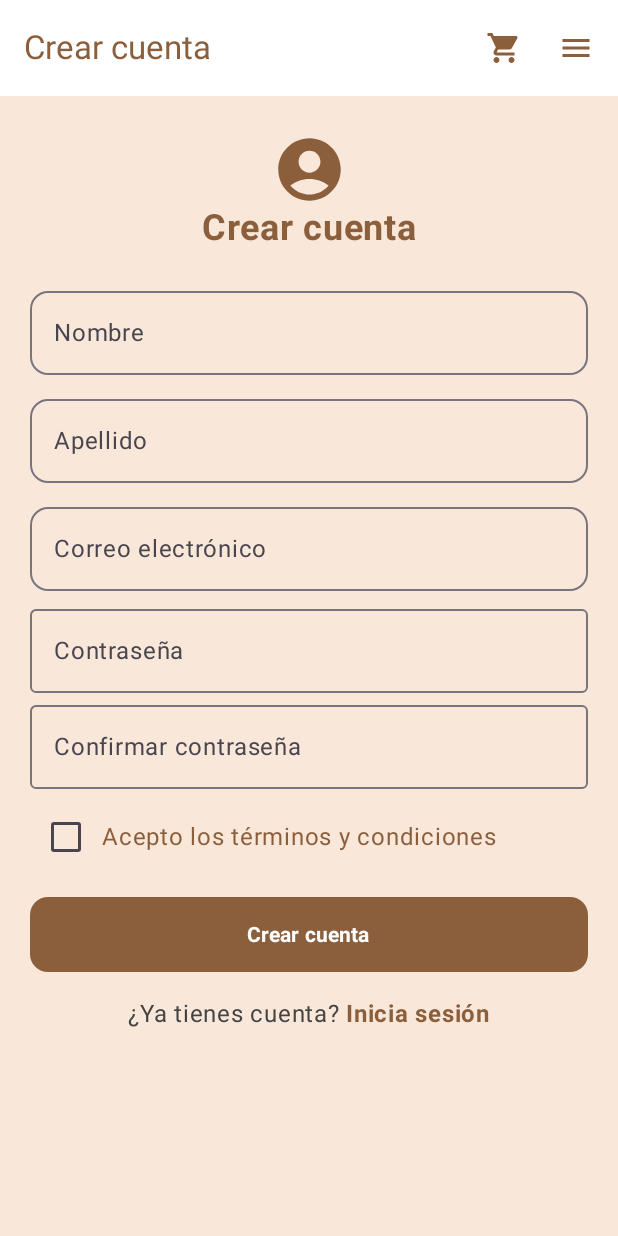
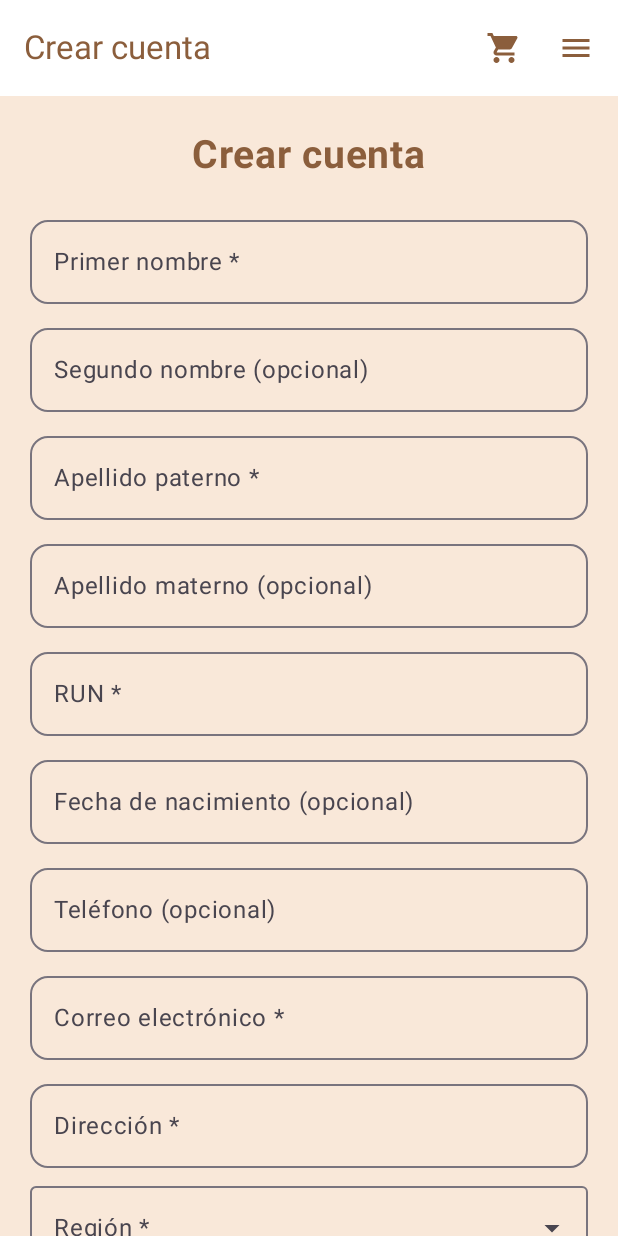
Before and after one commit to Felipe-Ahumada/Pasteleria_APP, an Android app built with Jetpack Compose: the RegisterScreen screen opened through its navigation route, on a phone screen of 412 x 824 dp. Run offline under Robolectric (Android 15) with nearby library versions, the phone set to English and light mode, and no system bars; our stand-ins replace Dagger/Hilt's generated code, Room's generated code.

```diff
--- a/app/src/main/java/com/pasteleria_app/pasteleria_app/presentation/ui/screens/RegisterScreen.kt
+++ b/app/src/main/java/com/pasteleria_app/pasteleria_app/presentation/ui/screens/RegisterScreen.kt
@@ -6,7 +6,6 @@ import androidx.compose.foundation.layout.*
 import androidx.compose.foundation.rememberScrollState
 import androidx.compose.foundation.shape.RoundedCornerShape
 import androidx.compose.foundation.verticalScroll
-import androidx.compose.material.icons.Icons
 import androidx.compose.material3.*
 import androidx.compose.runtime.*
 import androidx.compose.ui.Alignment
@@ -21,7 +20,7 @@ import com.pasteleria_app.pasteleria_app.presentation.ui.components.PasteleriaSc
 import com.pasteleria_app.pasteleria_app.presentation.ui.viewmodel.CarritoViewModel
 import com.pasteleria_app.pasteleria_app.presentation.ui.viewmodel.UsuarioViewModel
 import kotlinx.coroutines.launch
-import androidx.compose.material.icons.filled.AccountCircle
+
 @OptIn(ExperimentalMaterial3Api::class)
 @Composable
 fun RegisterScreen(
@@ -32,20 +31,35 @@ fun RegisterScreen(
     onOpenCarrito: () -> Unit = {},
     onOpenLogin: () -> Unit = {},
     carritoViewModel: CarritoViewModel? = null,
-    usuarioViewModel: UsuarioViewModel = hiltViewModel() // ✅ obtenemos el viewmodel
+    usuarioViewModel: UsuarioViewModel = hiltViewModel()
 ) {
     val crema = MaterialTheme.colorScheme.background
     val marron = MaterialTheme.colorScheme.primary
+    val scope = rememberCoroutineScope()
+    val snackbarHostState = remember { SnackbarHostState() }
 
-    val scope = rememberCoroutineScope() // ✅ para corrutinas
-    val snackbarHostState = remember { SnackbarHostState() } // ✅ para mensajes visuales
-
-    var nombre by remember { mutableStateOf("") }
+    // 🧁 Campos del formulario
+    var primerNombre by remember { mutableStateOf("") }
+    var segundoNombre by remember { mutableStateOf("") }
     var apellidoPaterno by remember { mutableStateOf("") }
+    var apellidoMaterno by remember { mutableStateOf("") }
+    var run by remember { mutableStateOf("") }
+    var fechaNacimiento by remember { mutableStateOf("") }
+    var telefono by remember { mutableStateOf("") }
     var correo by remember { mutableStateOf("") }
+    var direccion by remember { mutableStateOf("") }
     var contrasena by remember { mutableStateOf("") }
     var confirmarContrasena by remember { mutableStateOf("") }
+    var codigoBienvenida by remember { mutableStateOf("") }
     var aceptaTerminos by remember { mutableStateOf(false) }
+
+    // 🗺️ Región y comuna
+    val regiones = listOf("Biobío")
+    val comunas = listOf("Concepción", "Talcahuano", "Hualpén")
+    var regionSeleccionada by remember { mutableStateOf("") }
+    var comunaSeleccionada by remember { mutableStateOf("") }
+    var expandRegion by remember { mutableStateOf(false) }
+    var expandComuna by remember { mutableStateOf(false) }
 
     PasteleriaScaffold(
         title = "Crear cuenta",
@@ -56,7 +70,12 @@ fun RegisterScreen(
         onOpenCarrito = onOpenCarrito,
         carritoViewModel = carritoViewModel
     ) { padding ->
-        Box(modifier = Modifier.fillMaxSize().background(crema).padding(padding)) {
+        Box(
+            modifier = Modifier
+                .fillMaxSize()
+                .background(crema)
+                .padding(padding)
+        ) {
             Column(
                 modifier = Modifier
                     .fillMaxSize()
@@ -64,29 +83,100 @@ fun RegisterScreen(
                     .padding(horizontal = 20.dp, vertical = 24.dp),
                 horizontalAlignment = Alignment.CenterHorizontally
             ) {
-                Icon(
-                    imageVector = Icons.Default.AccountCircle,
-                    contentDescription = "Crear cuenta",
-                    tint = marron,
-                    modifier = Modifier.size(50.dp)
-                )
-
+                // 🧾 Título
                 Text(
                     text = "Crear cuenta",
-                    fontSize = 24.sp,
+                    fontSize = 26.sp,
                     fontWeight = FontWeight.Bold,
                     color = marron,
                     modifier = Modifier.padding(bottom = 16.dp)
                 )
 
-                campo("Nombre", "Ej: María", nombre) { nombre = it }
-                campo("Apellido", "Ej: Pérez", apellidoPaterno) { apellidoPaterno = it }
-                campo("Correo electrónico", "usuario@dominio.com", correo) { correo = it }
+                // 🧍 Datos personales
+                campo("Primer nombre *", "Ej: María", primerNombre) { primerNombre = it }
+                campo("Segundo nombre (opcional)", "Ej: Luisa", segundoNombre) { segundoNombre = it }
+                campo("Apellido paterno *", "Ej: Pérez", apellidoPaterno) { apellidoPaterno = it }
+                campo("Apellido materno (opcional)", "Ej: González", apellidoMaterno) { apellidoMaterno = it }
+                campo("RUN *", "Ej: 19011022K", run) { run = it }
 
+                campo("Fecha de nacimiento (opcional)", "dd/mm/aaaa", fechaNacimiento) { fechaNacimiento = it }
+                campo("Teléfono (opcional)", "+56 9 1234 5678", telefono) { telefono = it }
+
+                // 📬 Dirección y contacto
+                campo("Correo electrónico *", "usuario@dominio.com", correo) { correo = it }
+                campo("Dirección *", "Calle 123", direccion) { direccion = it }
+
+                // Región
+                ExposedDropdownMenuBox(
+                    expanded = expandRegion,
+                    onExpandedChange = { expandRegion = !expandRegion }
+                ) {
+                    OutlinedTextField(
+                        value = regionSeleccionada,
+                        onValueChange = {},
+                        readOnly = true,
+                        label = { Text("Región *") },
+                        trailingIcon = { ExposedDropdownMenuDefaults.TrailingIcon(expanded = expandRegion) },
+                        modifier = Modifier
+                            .menuAnchor()
+                            .fillMaxWidth()
+                    )
+                    ExposedDropdownMenu(
+                        expanded = expandRegion,
+                        onDismissRequest = { expandRegion = false }
+                    ) {
+                        regiones.forEach { region ->
+                            DropdownMenuItem(
+                                text = { Text(region) },
+                                onClick = {
+                                    regionSeleccionada = region
+                                    expandRegion = false
+                                }
+                            )
+                        }
+                    }
+                }
+
+                Spacer(modifier = Modifier.height(8.dp))
+
+                // Comuna
+                ExposedDropdownMenuBox(
+                    expanded = expandComuna,
+                    onExpandedChange = { expandComuna = !expandComuna }
+                ) {
+                    OutlinedTextField(
+                        value = comunaSeleccionada,
+                        onValueChange = {},
+                        readOnly = true,
+                        label = { Text("Comuna *") },
+                        trailingIcon = { ExposedDropdownMenuDefaults.TrailingIcon(expanded = expandComuna) },
+                        modifier = Modifier
+                            .menuAnchor()
+                            .fillMaxWidth()
+                    )
+                    ExposedDropdownMenu(
+                        expanded = expandComuna,
+                        onDismissRequest = { expandComuna = false }
+                    ) {
+                        comunas.forEach { comuna ->
+                            DropdownMenuItem(
+                                text = { Text(comuna) },
+                                onClick = {
+                                    comunaSeleccionada = comuna
+                                    expandComuna = false
+                                }
+                            )
+                        }
+                    }
+                }
+
+                Spacer(modifier = Modifier.height(8.dp))
+
+                // 🔐 Contraseña
                 OutlinedTextField(
                     value = contrasena,
                     onValueChange = { contrasena = it },
-                    label = { Text("Contraseña") },
+                    label = { Text("Contraseña *") },
                     singleLine = true,
                     visualTransformation = PasswordVisualTransformation(),
                     modifier = Modifier.fillMaxWidth()
@@ -95,12 +185,17 @@ fun RegisterScreen(
                 OutlinedTextField(
                     value = confirmarContrasena,
                     onValueChange = { confirmarContrasena = it },
-                    label = { Text("Confirmar contraseña") },
+                    label = { Text("Confirmar contraseña *") },
                     singleLine = true,
                     visualTransformation = PasswordVisualTransformation(),
                     modifier = Modifier.fillMaxWidth()
                 )
 
+                campo("Código de bienvenida (opcional)", "Ej: MILSABORES2025", codigoBienvenida) {
+                    codigoBienvenida = it
+                }
+
+                // ✅ Checkbox términos
                 Row(
                     verticalAlignment = Alignment.CenterVertically,
                     modifier = Modifier.fillMaxWidth().padding(top = 8.dp)
@@ -119,24 +214,26 @@ fun RegisterScreen(
 
                 Spacer(modifier = Modifier.height(16.dp))
 
+                // 🧠 Botón Crear cuenta
                 Button(
                     onClick = {
                         scope.launch {
-                            if (correo.isEmpty() || contrasena.isEmpty() || nombre.isEmpty() || !aceptaTerminos) {
-                                snackbarHostState.showSnackbar("Completa todos los campos obligatorios ❗")
-                                return@launch
-                            }
+                            val errores = validarCampos(
+                                primerNombre, apellidoPaterno, run, correo,
+                                direccion, regionSeleccionada, comunaSeleccionada,
+                                contrasena, confirmarContrasena, aceptaTerminos, fechaNacimiento
+                            )
 
-                            if (contrasena != confirmarContrasena) {
-                                snackbarHostState.showSnackbar("Las contraseñas no coinciden 🔐")
+                            if (errores.isNotEmpty()) {
+                                snackbarHostState.showSnackbar(errores.first())
                                 return@launch
                             }
 
                             val exito = usuarioViewModel.registrarUsuario(
                                 correo = correo,
                                 contrasena = contrasena,
-                                nombre = nombre,
-                                apellido = apellidoPaterno
+                                nombre = "$primerNombre $apellidoPaterno",
+                                apellido = apellidoMaterno
                             )
 
                             if (exito) {
@@ -168,7 +265,6 @@ fun RegisterScreen(
                 }
             }
 
-            // 📢 Snackbar visual
             SnackbarHost(
                 hostState = snackbarHostState,
                 modifier = Modifier.align(Alignment.BottomCenter).padding(bottom = 20.dp)
@@ -197,3 +293,45 @@ fun campo(
             .padding(vertical = 4.dp)
     )
 }
+
+// ✅ Validaciones
+fun validarCampos(
+    primerNombre: String,
+    apellidoPaterno: String,
+    run: String,
+    correo: String,
+    direccion: String,
+    region: String,
+    comuna: String,
+    contrasena: String,
+    confirmarContrasena: String,
+    aceptaTerminos: Boolean,
+    fechaNacimiento: String
+): List<String> {
+    val errores = mutableListOf<String>()
+
+    if (primerNombre.isBlank()) errores.add("El primer nombre es obligatorio ❗")
+    if (apellidoPaterno.isBlank()) errores.add("El apellido paterno es obligatorio ❗")
+    if (run.isBlank()) errores.add("El RUN es obligatorio ❗")
+    else if (!run.matches(Regex("^[0-9]{7,8}[0-9Kk]\$"))) errores.add("RUN inválido ⚠️")
+
+    if (correo.isBlank()) errores.add("El correo es obligatorio ❗")
+    else if (!correo.matches(Regex("^[\\w.-]+@[\\w.-]+\\.\\w+\$"))) errores.add("Correo inválido ⚠️")
+
+    if (direccion.isBlank()) errores.add("La dirección es obligatoria ❗")
+    if (region.isBlank()) errores.add("La región es obligatoria ❗")
+    if (comuna.isBlank()) errores.add("La comuna es obligatoria ❗")
+
+    if (contrasena.length !in 4..10)
+        errores.add("La contraseña debe tener entre 4 y 10 caracteres 🔒")
+
+    if (confirmarContrasena != contrasena)
+        errores.add("Las contraseñas no coinciden 🔐")
+
+    if (fechaNacimiento.isNotBlank() && !fechaNacimiento.matches(Regex("^\\d{2}/\\d{2}/\\d{4}\$")))
+        errores.add("Formato de fecha inválido (usa dd/mm/aaaa) 📅")
+
+    if (!aceptaTerminos) errores.add("Debes aceptar los términos y condiciones ✅")
+
+    return errores
+}
```
